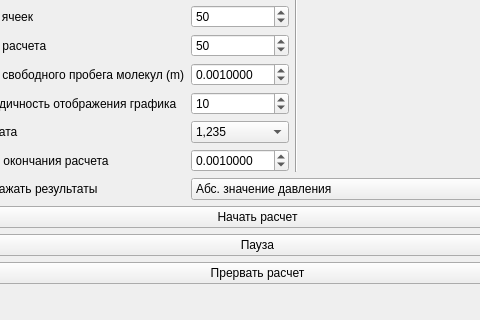
aspexs/FVMNS, file widget.ui: the form before one commit; both pictures show x 593 to 1073 and y 218 to 538 of the 1155 by 866 pixel window.
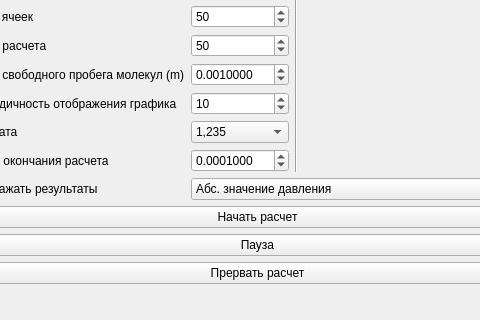
The form after the commit.

Diff of the .ui file:
```diff
--- a/widget.ui
+++ b/widget.ui
@@ -128,7 +128,7 @@
       <double>0.001000000000000</double>
      </property>
      <property name="value">
-      <double>0.001000000000000</double>
+      <double>0.000100000000000</double>
      </property>
     </widget>
    </item>
```
